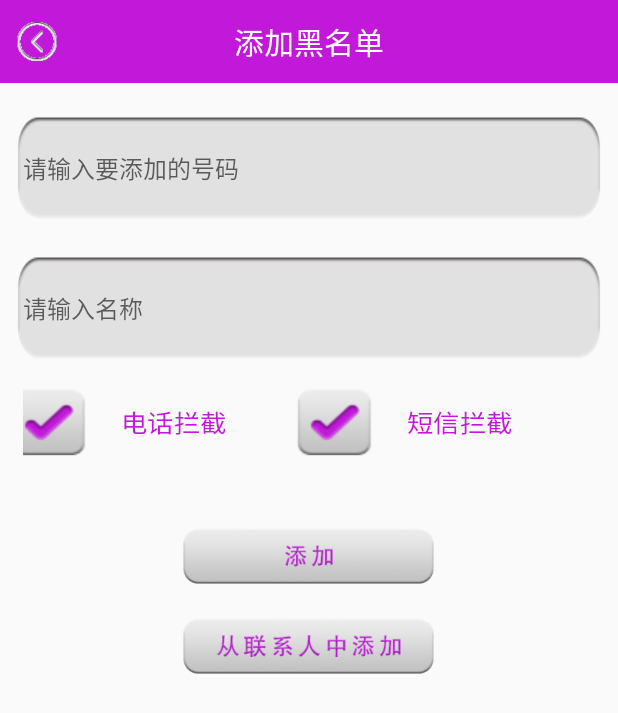
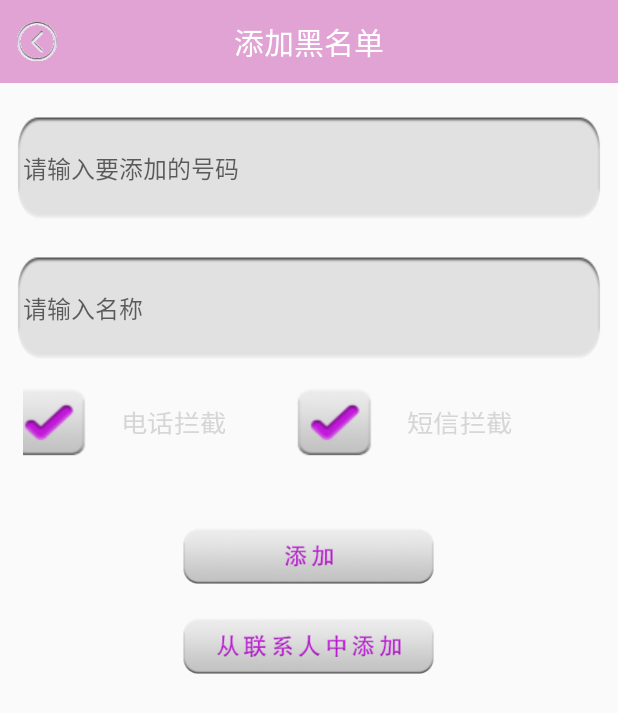
Before and after one commit to pangzi868/MobileGuard, an Android app: the AddBlackNumberActivity screen opened directly, with no data from a screen before it, on a phone screen of 412 x 824 dp. Shown: the top 713 px of the screen. Run offline under Robolectric (Android 15) with nearby library versions, the phone set to English and light mode, and no system bars.

Commit message:
11.05求别撞车！！！

```diff
--- a/app/src/main/java/cn/edu/gdmec/android/mobileguard/m3communicationguard/AddBlackNumberActivity.java
+++ b/app/src/main/java/cn/edu/gdmec/android/mobileguard/m3communicationguard/AddBlackNumberActivity.java
@@ -23,7 +23,7 @@ public class AddBlackNumberActivity extends AppCompatActivity implements View.On
     private EditText mNameET;
     private BlackNumberDao dao;
     private void initView(){
-        findViewById(R.id.rl_titlebar).setBackgroundColor(getResources().getColor(R.color.bright_purple));
+        findViewById(R.id.rl_titlebar).setBackgroundColor(getResources().getColor(R.color.bright_pink));
         ((TextView)findViewById(R.id.tv_title)).setText("添加黑名单");
         ImageView mLeftImagv = (ImageView) findViewById(R.id.imgv_leftbtn);
         mLeftImagv.setOnClickListener(this);
--- a/app/src/main/res/values/colors.xml
+++ b/app/src/main/res/values/colors.xml
@@ -6,6 +6,6 @@
     <!--手机防盗模块需要用到 2017.10.13-->
     <color name="purple">#5542B8</color>
     <!--通讯卫士模块要用到的2017.11.4-->
-    <color name="bright_purple">#C218D9</color>
+    <color name="bright_pink">#e1a3d4</color>
     <color name="light_gary">#D1D0CE</color>
 </resources>
```
